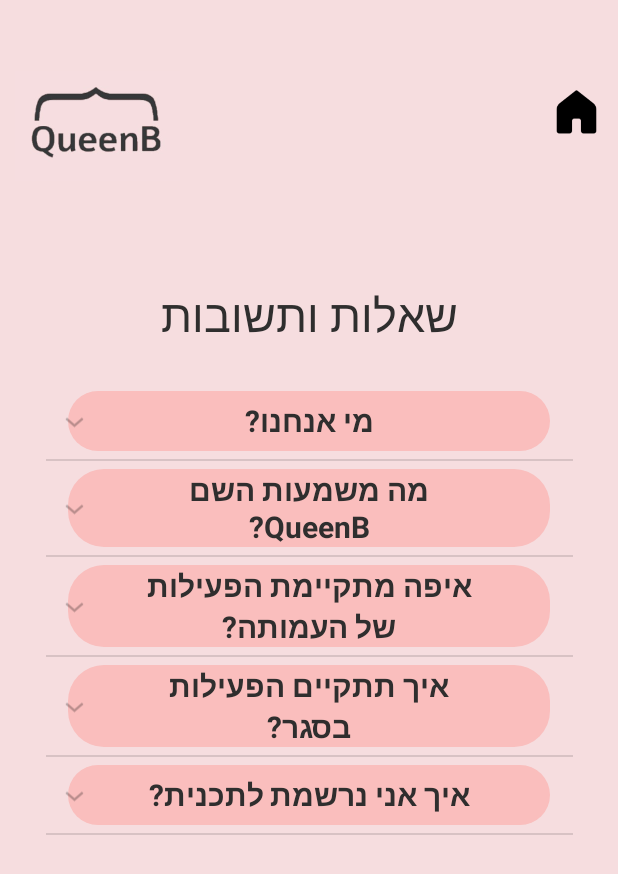
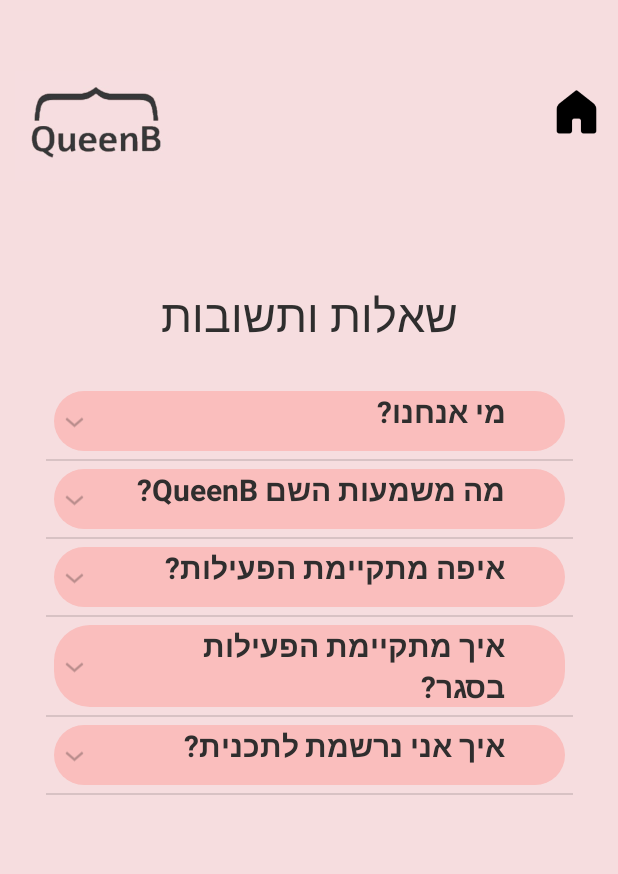
Before and after one commit to adiUngerGit/QueenB1.0, an Android app: the FAQActivity screen opened directly, with no data from a screen before it, on a phone screen of 412 x 824 dp. Shown: the top 874 px of the screen. Run offline under Robolectric (Android 15) with nearby library versions, the phone set to English and light mode, and no system bars; Roboto replaces fonts that are not available here.

Commit message:
faq - q's to the right, and hyperlinks

```diff
--- a/app/src/main/java/com/example/queenb/ExpandableTextViewAdapter.kt
+++ b/app/src/main/java/com/example/queenb/ExpandableTextViewAdapter.kt
@@ -2,34 +2,41 @@ package com.example.queenb
 
 import android.content.Context
 import android.graphics.Typeface
+import android.text.SpannedString
 import android.view.LayoutInflater
 import android.view.View
 import android.view.ViewGroup
 import android.widget.BaseExpandableListAdapter
 import android.widget.TextView
+import androidx.core.content.res.TypedArrayUtils.getText
 
 class ExpandableTextViewAdapter(var context: Context) :
+
     BaseExpandableListAdapter() {
+
     var QUESTION1 = "מי אנחנו?"
     var QUESTION2 = "מה משמעות השם QueenB?"
-    var QUESTION3 = "איפה מתקיימת הפעילות של העמותה?"
-    var QUESTION4 = "איך תתקיים הפעילות בסגר?"
+    var QUESTION3 = "איפה מתקיימת הפעילות?"
+    var QUESTION4 = "איך מתקיימת הפעילות בסגר?"
     var QUESTION5 = "איך אני נרשמת לתכנית?"
     var ANSWER1 =
-        "QueenB היא עמותה שהוקמה על ידי סטודנטיות למדעי המחשב מהאוניברסיטה העברית לאור מיעוט הנשים סביבן," +
-                "  במטרה להעלות את מספר הנשים הבוחרות לעסוק במקצועות טכנולוגיים" +
+        "העמותה QueenB הוקמה על ידי סטודנטיות למדעי המחשב מהאוניברסיטה העברית לאור מיעוט הנשים סביבן," +
+                " במטרה להעלות את מספר הנשים הבוחרות לעסוק במקצועות טכנולוגיים" +
                 "  ובכך לשמר את מעמדה של מדינת ישראל כמעצמת הייטק."
     var ANSWER2 =
         "משמעות אחת נובעת מהביטוי queen bee, מלכת הדבורים - נקבה חזקה בטבע וביטוי שגור" +
                 " בשפה האנגלית לבחורה חזקה ומובילה. משמעות נוספת נובעת מהמילה be, היה לנו חשוב דרך השם להעביר את החשיבות שאנחנו רואות בכך שתהיי עצמך - תגשימי את עצמך " +
                 "בצורה מלאה ותגדירי את עצמך ללא תלות בתכתיבי החברה. כמובן שהקריצה לביונסה לא מקרית."
     var ANSWER3 =
-        "לשנות את הטקסט!!!! העמותה פועלת בקרב אוכלוסיית הסטודנטיות למדעי המחשב בשישה מוקדים בארץ:\n" +
-                "-אוניברסיטת תל אביב\n" +
-                "-האוניברסיטה העברית\n" +
-                "-הטכניון בחיפה\n" +
-                "-אוניברסיטת בן גוריון בבאר שבע\n" +
-                "-חברת Western digital בכפר סבא"
+        "העמותה פועלת בקרב אוכלוסיית הסטודנטיות למדעי המחשב ברחבי הארץ:\n" +
+                "-תל אביב\n" +
+                "-ירושלים\n" +
+                "-בחיפה\n" +
+                "-באר שבע\n" +
+                "-מודיעין\n" +
+                "-הרצליה\n" +
+                "-הרצליה\n" +
+                "לרשימה המפורטת של המוקדים והרשמה היכנסי לכאן https://www.queenb.org.il/signup"
     var ANSWER4 = "אנחנו ממשיכות גם באונליין!\n בשלב זה אנחנו נערכות לפתיחת השנה עם נוכחות פיזית במוקדי הפעילות שלנו, אך המצב עשוי להשתנות בכל עת בהתאם להנחיות משרדי החינוך והבריאות.\n" +
             "\n" +
             "במקרה כזה הפעילות שלנו תעבור במתכונת היברידית, המשלבת מפגשי תכנות אונליין ומפגשים קבוצתיים באוויר הפתוח. אל תדאגו, יש לנו כבר ארבעה חודשי ניסיון ואת כל מה שדרוש כדי להעביר את הפעילות שלנו בצורה הכי איכותית, שלמה ומהנה גם בצל ההגבלות."
--- a/app/src/main/res/layout/activity_f_a_q.xml
+++ b/app/src/main/res/layout/activity_f_a_q.xml
@@ -46,7 +46,7 @@
         app:layout_constraintHorizontal_bias="0.5"
         app:layout_constraintStart_toStartOf="parent"
         app:layout_constraintTop_toBottomOf="@+id/constraintLayout"
-        app:layout_constraintVertical_bias="0.741">>
+        app:layout_constraintVertical_bias="0.741">
 
         <TextView
             android:id="@+id/f_a_q_title"
--- a/app/src/main/res/layout/faq_answer.xml
+++ b/app/src/main/res/layout/faq_answer.xml
@@ -15,6 +15,9 @@
         android:textColor="@color/darkGray"
         android:layout_gravity="center"
         android:textSize="14dp"
+        android:autoLink="web"
+        android:linksClickable="true"
+        android:textColorLink="@color/blue"
 
         />
 
--- a/app/src/main/res/layout/faq_question.xml
+++ b/app/src/main/res/layout/faq_question.xml
@@ -12,17 +12,16 @@
 
     <TextView
         android:id="@+id/feqTitleView"
-        android:layout_width="321dp"
+        android:layout_width="match_parent"
         android:layout_height="wrap_content"
+        android:layout_gravity="center"
         android:background="@drawable/round_corner_temp_color"
         android:backgroundTint="@color/lightPink"
         android:fontFamily="@font/alef"
-android:layout_gravity="center"
-        android:gravity="center"
+        android:gravity="right"
         android:minHeight="40dp"
         android:paddingStart="?android:expandableListPreferredChildPaddingLeft"
         android:paddingEnd="?android:expandableListPreferredChildPaddingLeft"
-        android:textAlignment="center"
         android:textColor="@color/darkGray"
-        android:textSize="20dp" />
+        android:textSize="20sp" />
 </LinearLayout>
--- a/app/src/main/res/values/strings.xml
+++ b/app/src/main/res/values/strings.xml
@@ -41,6 +41,11 @@
         בכך אנחנו מקוות לייצר קבוצה חברתית מגובשת של נשים מוכשרות וחזקות
     </string>
 
+    <string name="need_help_text">
+        היכנסתי לקישור הבא כדי לקבל עוד פרטים
+    </string>
+
+
     <string-array name="city">
         <item>ירושלים</item>
         <item>תל אביב</item>
```
